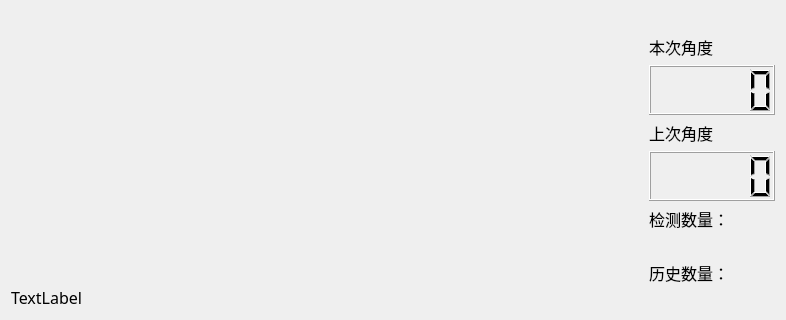
First picture: the form in maindialog.ui, repository ypg666/Wire_Rotate, before the edit; both pictures show x 0 to 786 and y 238 to 558 of the 786 by 558 pixel window.
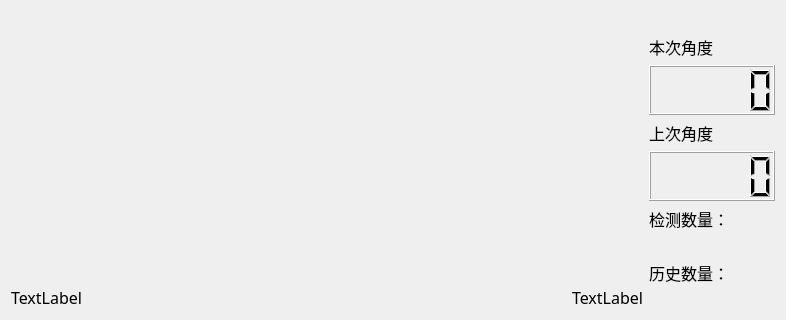
Second picture: the form after the edit. Icons and pictures are not drawn.

Patch:
```diff
--- a/maindialog.ui
+++ b/maindialog.ui
@@ -150,6 +150,8 @@
       </layout>
      </item>
      <item>
+      <layout class="QHBoxLayout" name="horizontalLayout_4">
+       <item>
       <widget class="QLabel" name="label_8">
        <property name="font">
         <font>
@@ -161,6 +163,27 @@
         <string>TextLabel</string>
        </property>
       </widget>
+       </item>
+       <item>
+        <widget class="QLabel" name="label_9">
+         <property name="font">
+          <font>
+           <family>微软雅黑</family>
+           <pointsize>12</pointsize>
+          </font>
+         </property>
+         <property name="layoutDirection">
+          <enum>Qt::LeftToRight</enum>
+         </property>
+         <property name="text">
+          <string>TextLabel</string>
+         </property>
+         <property name="alignment">
+          <set>Qt::AlignRight|Qt::AlignTrailing|Qt::AlignVCenter</set>
+         </property>
+        </widget>
+       </item>
+      </layout>
      </item>
     </layout>
    </item>
```
Lines whose indentation alone changed are shown as unchanged.
